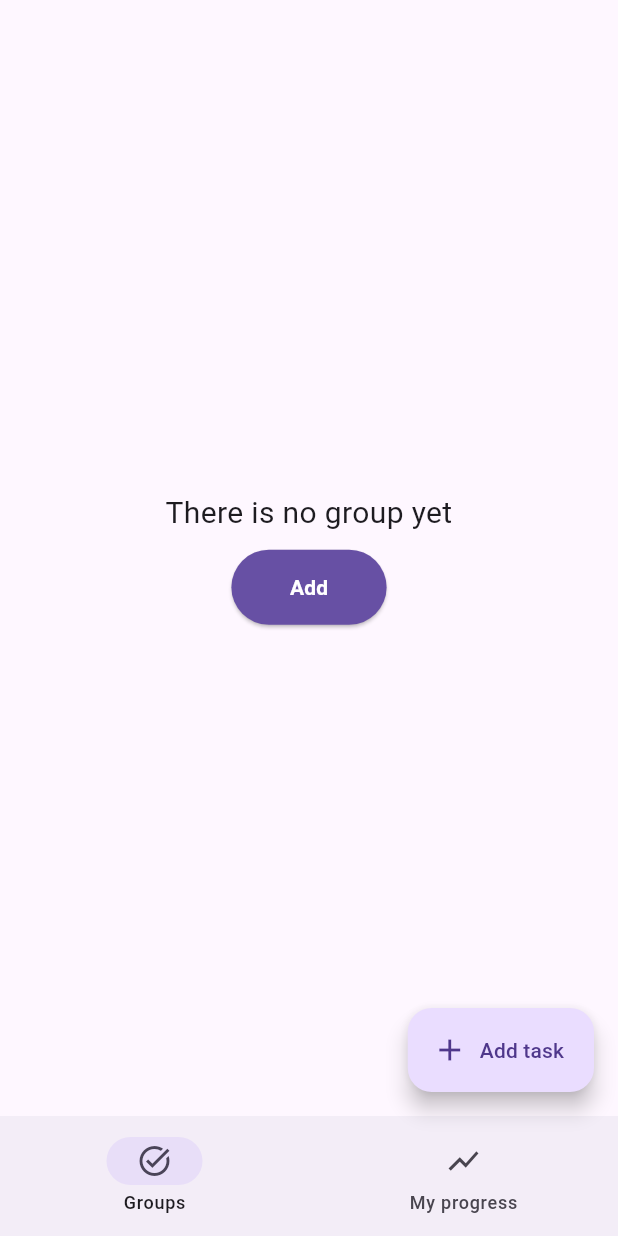
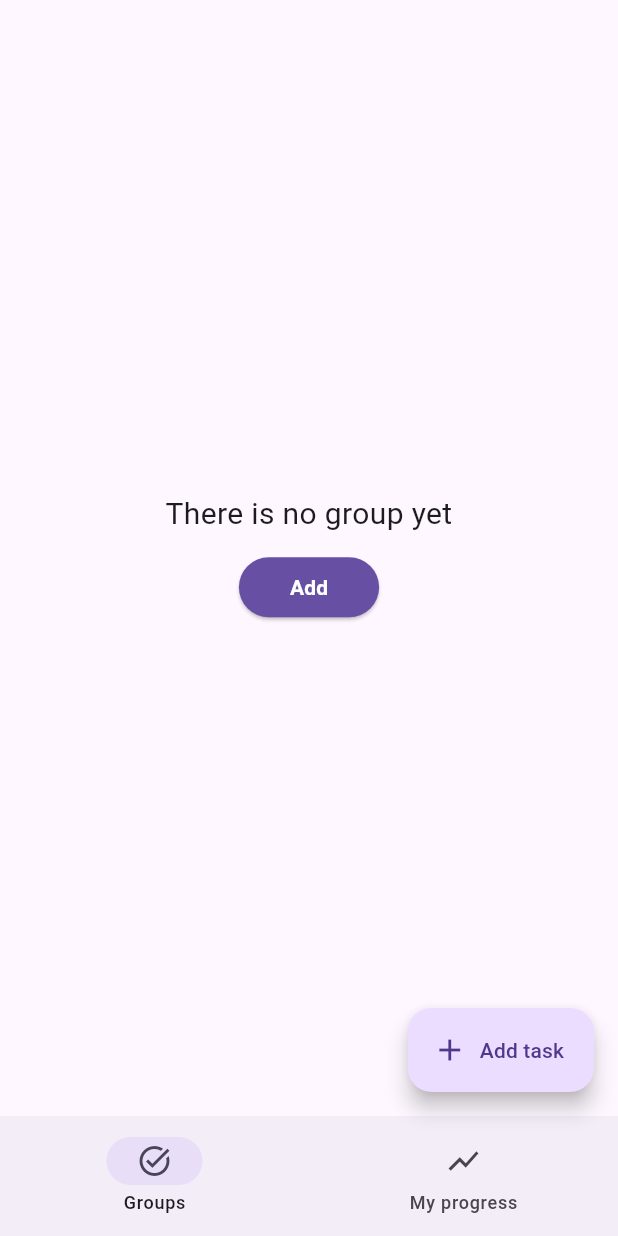
Before and after one commit to murilomonte/organize, a Flutter app: the screen it shows after launch, on a phone screen of 412 x 824 dp. Run offline on Flutter 3.47's test engine with Material 3 defaults, Android fonts, the phone set to English and light mode, and no system bars; our stand-ins replace drift, drift_flutter; missing offline and left inert: window_manager; accounts and stored records are empty; generated files the repository leaves out were written again.

Commit message:
feat: UI improvements

```diff
--- /dev/null
+++ b/lib/src/_core/widgets/description_button.dart
@@ -0,0 +1,47 @@
+import 'package:flutter/material.dart';
+
+class DescriptionButton extends StatelessWidget {
+  final String description;
+  final String buttonText;
+  final void Function() onTap;
+
+  const DescriptionButton({
+    super.key,
+    required this.description,
+    required this.buttonText,
+    required this.onTap,
+  });
+
+  @override
+  Widget build(BuildContext context) {
+    return Expanded(
+      child: Center(
+        child: Column(
+          spacing: 10,
+          mainAxisAlignment: MainAxisAlignment.center,
+          children: [
+            Text(
+              description,
+              style: TextStyle(fontSize: 20),
+              textAlign: TextAlign.center,
+            ),
+            ElevatedButton(
+              style: TextButton.styleFrom(
+                backgroundColor: Theme.of(context).colorScheme.primary,
+                foregroundColor: Theme.of(context).colorScheme.onPrimary,
+              ),
+              onPressed: onTap,
+              child: Padding(
+                padding: const EdgeInsets.all(10),
+                child: Text(
+                  buttonText,
+                  style: TextStyle(fontWeight: FontWeight.bold),
+                ),
+              ),
+            ),
+          ],
+        ),
+      ),
+    );
+  }
+}
--- a/lib/src/views/home/home_screen.dart
+++ b/lib/src/views/home/home_screen.dart
@@ -1,4 +1,5 @@
 import 'package:flutter/material.dart';
+import 'package:organize/src/_core/widgets/description_button.dart';
 import 'package:organize/src/_core/widgets/organize_item_tile.dart';
 import 'package:organize/src/data/database/status_enum.dart';
 import 'package:organize/src/view_models/group_view_model.dart';
@@ -19,7 +20,7 @@ class HomeScreen extends StatelessWidget {
             child: Consumer<GroupViewModel>(
               builder: (context, value, child) {
                 if (value.errorMsg.isNotEmpty) {
-                  return Center(child: Text(value.errorMsg),);
+                  return Center(child: Text(value.errorMsg));
                 }
 
                 if (value.isLoading) {
@@ -27,36 +28,10 @@ class HomeScreen extends StatelessWidget {
                 }
 
                 if (value.groupList.isEmpty) {
-                  return Center(
-                    child: Column(
-                      spacing: 10,
-                      mainAxisAlignment: MainAxisAlignment.center,
-                      children: [
-                        Text(
-                          'There is no group yet',
-                          style: TextStyle(fontSize: 20),
-                          textAlign: TextAlign.center,
-                        ),
-                        ElevatedButton(
-                          style: TextButton.styleFrom(
-                            backgroundColor: Theme.of(
-                              context,
-                            ).colorScheme.primary,
-                            foregroundColor: Theme.of(
-                              context,
-                            ).colorScheme.onPrimary,
-                          ),
-                          onPressed: () {},
-                          child: Padding(
-                            padding: const EdgeInsets.all(15),
-                            child: Text(
-                              'Add',
-                              style: TextStyle(fontWeight: FontWeight.bold),
-                            ),
-                          ),
-                        ),
-                      ],
-                    ),
+                  return DescriptionButton(
+                    description: 'There is no group yet',
+                    buttonText: 'Add',
+                    onTap: () {},
                   );
                 }
                 return ListView.builder(
@@ -79,7 +54,8 @@ class HomeScreen extends StatelessWidget {
                                 return GroupModal(
                                   id: value.groupList[index].id,
                                   title: value.groupList[index].title,
-                                  description: value.groupList[index].description,
+                                  description:
+                                      value.groupList[index].description,
                                   status: Status.pending,
                                   taskList: value.groupList[index].tasks,
                                   createdAt: value.groupList[index].createdAt,
```
Also changed, not shown: lib/src/views/group/create_group_modal.dart (+4 -19 lines), lib/src/views/group/group_modal.dart (+5 -29 lines), lib/src/views/task/task_modal.dart (+5 -28 lines).
